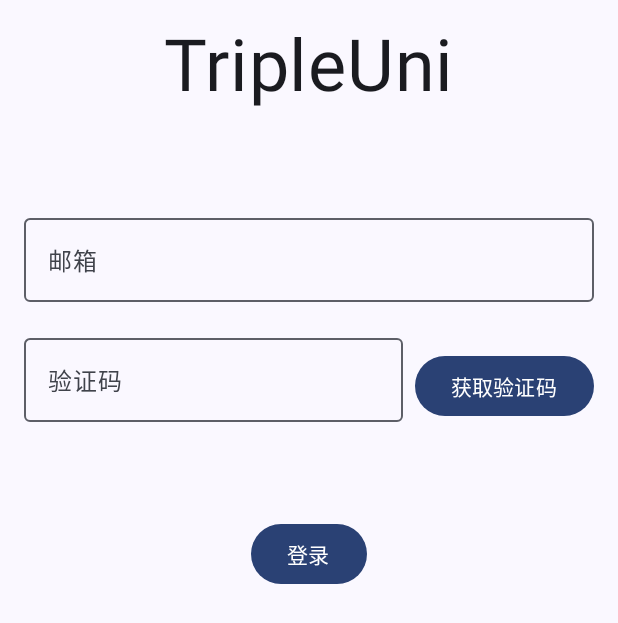
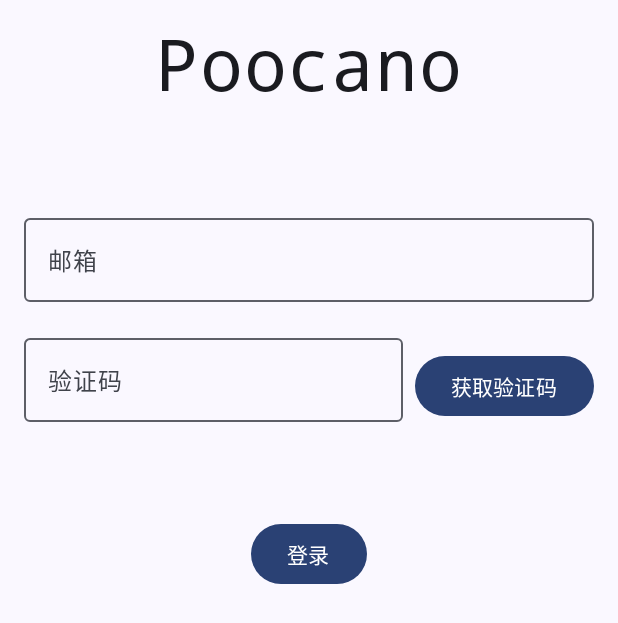
Before and after one commit to EZ-HKU/Poocano, an Android app built with Jetpack Compose: the screen it shows after launch (MainActivity), on a phone screen of 412 x 824 dp. Shown: the top 623 px of the screen. Run offline under Robolectric (Android 15) with nearby library versions, the phone set to English and light mode, and no system bars.

```diff
--- a/app/src/main/java/com/ezteam/tripleuni/LoginScreen.kt
+++ b/app/src/main/java/com/ezteam/tripleuni/LoginScreen.kt
@@ -23,6 +23,7 @@ import androidx.compose.runtime.setValue
 import androidx.compose.ui.Alignment
 import androidx.compose.ui.Modifier
 import androidx.compose.ui.platform.LocalContext
+import androidx.compose.ui.text.font.FontFamily
 import androidx.compose.ui.tooling.preview.Preview
 import androidx.compose.ui.unit.dp
 import androidx.compose.ui.unit.sp
@@ -41,7 +42,7 @@ fun LoginScreen(navigateToMainScreen: (String) -> Unit) {
 
         Column(horizontalAlignment = Alignment.CenterHorizontally) {
             Text(
-                "TripleUni", fontSize = 48.sp, modifier = Modifier.padding(0.dp, 16.dp, 0.dp, 48.dp)
+                "Poocano", fontSize = 48.sp, fontFamily = FontFamily.Monospace, modifier = Modifier.padding(0.dp, 16.dp, 0.dp, 48.dp)
             )
             Column(
                 modifier = Modifier
```
Also changed, not shown: app/src/main/java/com/ezteam/tripleuni/MainScreen.kt (+21 -1 lines).
